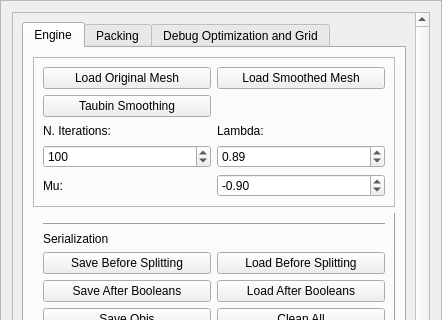
First picture: the form in GUI/managers/enginemanager.ui, repository alemuntoni/HeightFieldDecomposition, before the edit; both pictures show x 0 to 442 and y 0 to 320 of the 442 by 821 pixel window.
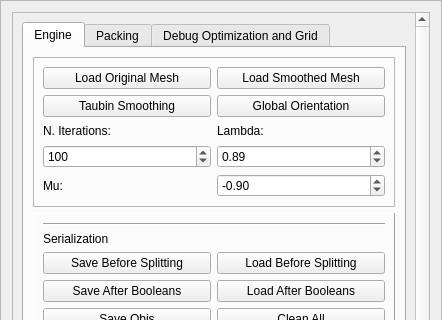
Second picture: the form after the edit.

Commit message: different color scheme, added global orientation optimization

```diff
--- a/GUI/managers/enginemanager.ui
+++ b/GUI/managers/enginemanager.ui
@@ -62,7 +62,7 @@
       <property name="geometry">
        <rect>
         <x>0</x>
-        <y>-311</y>
+        <y>0</y>
         <width>406</width>
         <height>1322</height>
        </rect>
@@ -359,6 +359,13 @@
                 </property>
                </widget>
               </item>
+              <item row="1" column="1">
+               <widget class="QPushButton" name="globalOptimalOrientationPushButton">
+                <property name="text">
+                 <string>Global Orientation</string>
+                </property>
+               </widget>
+              </item>
              </layout>
             </widget>
            </item>
```
The commit also changes 11 other files.
